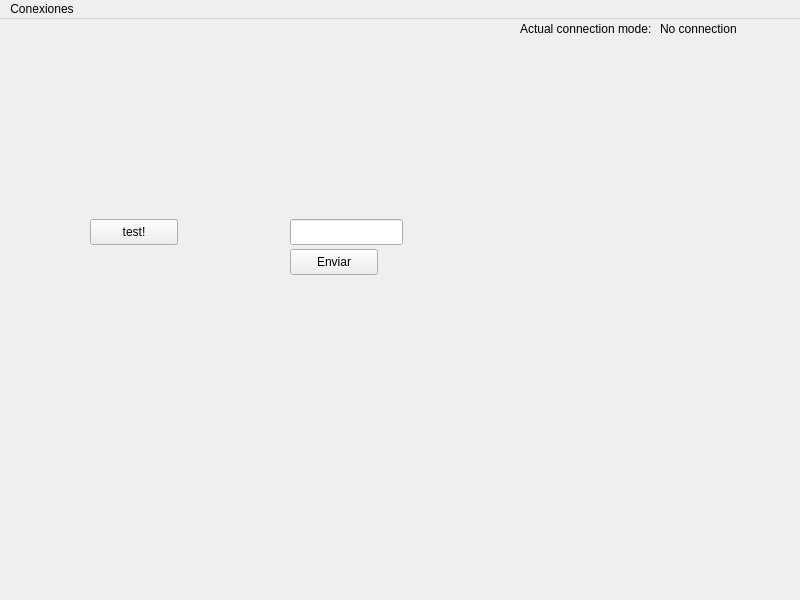
Qt form ui/RobotHUD.ui (Carlos4621/RobotHUD) before a commit.
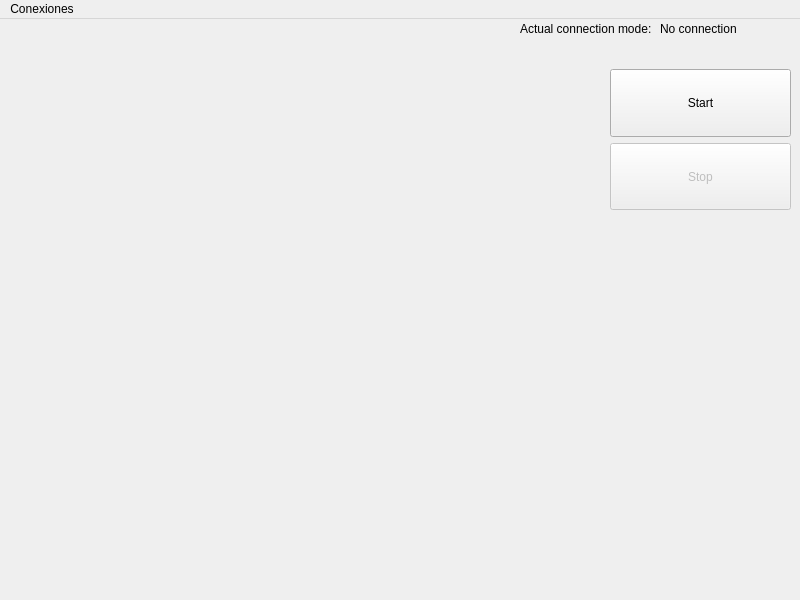
The same form after that commit.

Commit message: Implementación templana de reconexión de control y dispositivo LoRa Send_Interval ahora es chrono::milliseconds El ID del control ya no es un número mágico. Implementada lógica de enable del botón Start Cambio de GUI que elimina elementos sin usar.

```diff
--- a/ui/RobotHUD.ui
+++ b/ui/RobotHUD.ui
@@ -20,19 +20,6 @@
    <string>Robot HUD</string>
   </property>
   <widget class="QWidget" name="centralwidget">
-   <widget class="QPushButton" name="buttonTest">
-    <property name="geometry">
-     <rect>
-      <x>90</x>
-      <y>200</y>
-      <width>88</width>
-      <height>26</height>
-     </rect>
-    </property>
-    <property name="text">
-     <string>test!</string>
-    </property>
-   </widget>
    <widget class="QWidget" name="layoutWidget">
     <property name="geometry">
      <rect>
@@ -59,41 +46,46 @@
      </item>
     </layout>
    </widget>
-   <widget class="QLineEdit" name="edit_enviar">
+   <widget class="QWidget" name="">
     <property name="geometry">
      <rect>
-      <x>290</x>
-      <y>200</y>
-      <width>113</width>
-      <height>26</height>
+      <x>610</x>
+      <y>50</y>
+      <width>181</width>
+      <height>141</height>
      </rect>
     </property>
-   </widget>
-   <widget class="QLabel" name="label_recibido">
-    <property name="geometry">
-     <rect>
-      <x>440</x>
-      <y>210</y>
-      <width>66</width>
-      <height>18</height>
-     </rect>
-    </property>
-    <property name="text">
-     <string/>
-    </property>
-   </widget>
-   <widget class="QPushButton" name="button_enviar">
-    <property name="geometry">
-     <rect>
-      <x>290</x>
-      <y>230</y>
-      <width>88</width>
-      <height>26</height>
-     </rect>
-    </property>
-    <property name="text">
-     <string>Enviar</string>
-    </property>
+    <layout class="QVBoxLayout" name="verticalLayout">
+     <item>
+      <widget class="QPushButton" name="startButton">
+       <property name="sizePolicy">
+        <sizepolicy hsizetype="Minimum" vsizetype="Expanding">
+         <horstretch>0</horstretch>
+         <verstretch>0</verstretch>
+        </sizepolicy>
+       </property>
+       <property name="text">
+        <string>Start</string>
+       </property>
+      </widget>
+     </item>
+     <item>
+      <widget class="QPushButton" name="stopButton">
+       <property name="enabled">
+        <bool>false</bool>
+       </property>
+       <property name="sizePolicy">
+        <sizepolicy hsizetype="Minimum" vsizetype="Expanding">
+         <horstretch>0</horstretch>
+         <verstretch>0</verstretch>
+        </sizepolicy>
+       </property>
+       <property name="text">
+        <string>Stop</string>
+       </property>
+      </widget>
+     </item>
+    </layout>
    </widget>
   </widget>
   <widget class="QMenuBar" name="menuBar">
```
The commit also changes 4 other files.
